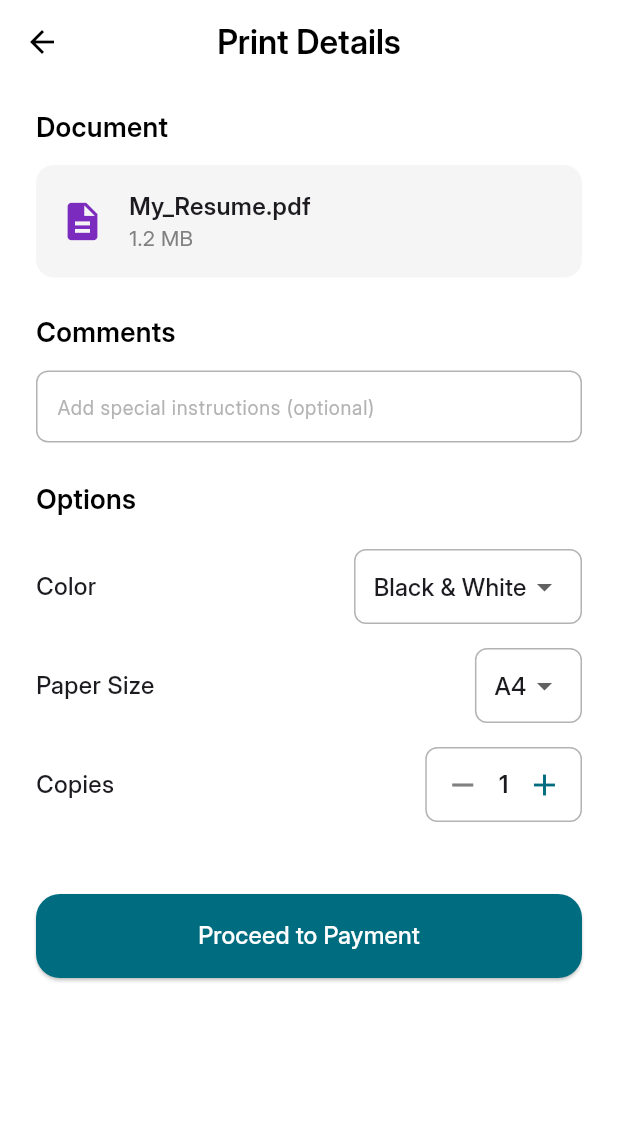
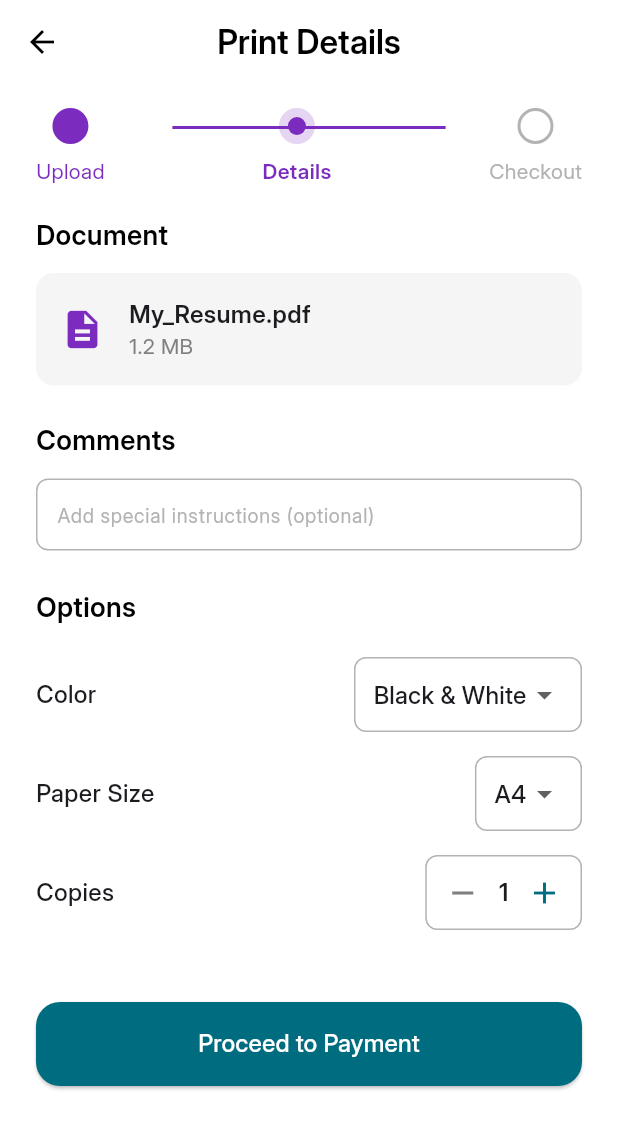
Before and after one commit to Hardikdhull/ClickPick, a Flutter app: the screen it shows after launch, after a tap on "Upload", on a phone screen of 412 x 824 dp. Shown: the top 1129 px of the screen. Run offline on Flutter 3.47's test engine with Material 3 defaults, Android fonts, the phone set to English and light mode, and no system bars; our stand-ins replace dotted_border.

Commit message:
progress bar added

```diff
--- a/frontend/lib/screens/Details_screen.dart
+++ b/frontend/lib/screens/Details_screen.dart
@@ -3,6 +3,8 @@ import 'package:clickpic/constants/colors.dart';
 import 'package:clickpic/widgets/custom_button.dart';
 import 'package:clickpic/widgets/custom_text_field.dart';
 import 'package:clickpic/screens/checkout_screen.dart';
+import 'package:clickpic/widgets/progressstepper.dart';
+
 
 class DetailsScreen extends StatefulWidget {
   const DetailsScreen({super.key});
@@ -12,8 +14,7 @@ class DetailsScreen extends StatefulWidget {
 }
 
 class _PrintDetailsScreenState extends State<DetailsScreen> {
-  // --- State Variables ---
-  // These will store the user's selections.
+
   String _selectedColor = 'Black & White';
   String _selectedPageSize = 'A4';
   int _copyCount = 1;
@@ -27,14 +28,11 @@ class _PrintDetailsScreenState extends State<DetailsScreen> {
     _commentController.dispose();
     super.dispose();
   }
-
-  // --- Helper Methods for Copy Counter ---
   void _incrementCopies() {
     setState(() {
       _copyCount++;
     });
   }
-
   void _decrementCopies() {
     if (_copyCount > 1) {
       setState(() {
@@ -42,8 +40,6 @@ class _PrintDetailsScreenState extends State<DetailsScreen> {
       });
     }
   }
-
-  // --- Build Method ---
   @override
   Widget build(BuildContext context) {
     return Scaffold(
@@ -58,12 +54,13 @@ class _PrintDetailsScreenState extends State<DetailsScreen> {
         elevation: 0,
         centerTitle: true,
       ),
-      body: SingleChildScrollView( // Added to prevent overflow
+      body: SingleChildScrollView(
         padding: const EdgeInsets.symmetric(horizontal: 24.0, vertical: 16.0),
         child: Column(
           crossAxisAlignment: CrossAxisAlignment.start,
           children: [
-            // --- Document Preview Section (Unchanged) ---
+            const ProgressStepper(currentStep: 1),
+            const SizedBox(height: 12),
             const Text(
               'Document',
               style: TextStyle(fontSize: 18, fontWeight: FontWeight.bold, color: Colors.black),
@@ -83,7 +80,7 @@ class _PrintDetailsScreenState extends State<DetailsScreen> {
                     crossAxisAlignment: CrossAxisAlignment.start,
                     children: [
                       Text(
-                        'My_Resume.pdf', // Placeholder
+                        'My_Resume.pdf',
                         style: TextStyle(fontWeight: FontWeight.bold, fontSize: 16),
                       ),
                       Text('1.2 MB', style: TextStyle(color: AppColors.gray)),
@@ -93,8 +90,6 @@ class _PrintDetailsScreenState extends State<DetailsScreen> {
               ),
             ),
             const SizedBox(height: 24),
-
-            // --- Comments Section (New) ---
             const Text(
               'Comments',
               style: TextStyle(fontSize: 18, fontWeight: FontWeight.bold, color: Colors.black),
@@ -107,15 +102,11 @@ class _PrintDetailsScreenState extends State<DetailsScreen> {
               width: double.infinity,
             ),
             const SizedBox(height: 24),
-
-            // --- Options Section (Updated) ---
             const Text(
               'Options',
               style: TextStyle(fontSize: 18, fontWeight: FontWeight.bold, color: Colors.black),
             ),
             const SizedBox(height: 12),
-
-            // Color Selection
             _buildDropdownRow(
               title: 'Color',
               value: _selectedColor,
@@ -128,8 +119,6 @@ class _PrintDetailsScreenState extends State<DetailsScreen> {
                 }
               },
             ),
-
-            // Page Size Selection
             _buildDropdownRow(
               title: 'Paper Size',
               value: _selectedPageSize,
@@ -142,13 +131,9 @@ class _PrintDetailsScreenState extends State<DetailsScreen> {
                 }
               },
             ),
-
-            // Copy Counter
             _buildCopyCounterRow(),
 
-            const SizedBox(height: 40), // Spacing before the button
-
-            // --- Proceed Button (Unchanged) ---
+            const SizedBox(height: 40),
             CustomButton(
               text: 'Proceed to Payment',
               onTap: () {
@@ -163,10 +148,6 @@ class _PrintDetailsScreenState extends State<DetailsScreen> {
       ),
     );
   }
-
-  // --- Helper Widgets for Building Rows ---
-
-  // A generic builder for the dropdown rows
   Widget _buildDropdownRow({
     required String title,
     required String value,
--- a/frontend/lib/screens/checkout_screen.dart
+++ b/frontend/lib/screens/checkout_screen.dart
@@ -3,6 +3,7 @@ import 'package:clickpic/widgets/custom_button.dart';
 import 'package:clickpic/widgets/custom_text_field.dart';
 import 'package:clickpic/constants/colors.dart';
 import 'package:clickpic/widgets/summary_row.dart';
+import 'package:clickpic/widgets/progressstepper.dart';
 
 class CheckoutScreen extends StatefulWidget {
   const CheckoutScreen({super.key});
@@ -43,6 +44,8 @@ class _CheckoutScreenState extends State<CheckoutScreen> {
         child: Column(
           crossAxisAlignment: CrossAxisAlignment.start,
           children: [
+            const ProgressStepper(currentStep: 1),
+            const SizedBox(height: 32),
             const Text(
               'Order Summary',
               style: TextStyle(fontSize: 18, fontWeight: FontWeight.bold),
@@ -100,7 +103,6 @@ class _CheckoutScreenState extends State<CheckoutScreen> {
             ),
             const SizedBox(height: 40),
 
-            // Using your CustomButton
             CustomButton(
               text: 'Pay ₹55.00',
               onTap: () {
--- a/frontend/lib/screens/upload_screen.dart
+++ b/frontend/lib/screens/upload_screen.dart
@@ -3,7 +3,7 @@ import 'package:flutter/gestures.dart';
 import 'package:flutter/material.dart';
 import 'package:clickpic/constants/colors.dart';
 import 'package:clickpic/widgets/upload_box.dart';
-
+import 'package:clickpic/widgets/progressstepper.dart';
 import '../widgets/custom_button.dart';
 
 class UploadScreen extends StatelessWidget {
@@ -30,6 +30,8 @@ class UploadScreen extends StatelessWidget {
       body: Padding(padding: const EdgeInsets.symmetric(horizontal: 24.0, vertical: 16.0,),
         child: Column(crossAxisAlignment: CrossAxisAlignment.start,
           children: [
+            const ProgressStepper(currentStep: 0),
+            const SizedBox(height: 12),
             const Text(
               'Upload your document',
               style: TextStyle(
@@ -58,7 +60,7 @@ class UploadScreen extends StatelessWidget {
               'Pdf, Jpg, Png',
               style: TextStyle(
                 fontSize: 14,
-                color: AppColors.gray,
+                color: Colors.white,
               ),
             ),
             const Spacer(),
--- /dev/null
+++ b/frontend/lib/widgets/ProgressStepper.dart
@@ -0,0 +1,112 @@
+import 'package:flutter/material.dart';
+import 'package:clickpic/constants/colors.dart';
+
+class ProgressStepper extends StatelessWidget {
+  final int currentStep;
+
+  const ProgressStepper({super.key, required this.currentStep});
+
+  @override
+  Widget build(BuildContext context) {
+    return LayoutBuilder(
+      builder: (context, constraints) {
+        final double totalWidth = constraints.maxWidth;
+        final double progressWidth = totalWidth * (currentStep / 2.0);
+
+        return Container(
+          width: totalWidth,
+          height: 60,
+          child: Stack(
+            alignment: Alignment.center,
+            children: [
+              Positioned(
+                top: 12,
+                left: totalWidth / 4,
+                right: totalWidth / 4,
+                child: Container(
+                  height: 2.0,
+                  color: AppColors.Light_gray,
+                ),
+              ),
+              Positioned(
+                top: 12,
+                left: totalWidth / 4,
+                child: AnimatedContainer(
+                  duration: const Duration(milliseconds: 300),
+                  height: 2.0,
+                  width: progressWidth,
+                  color: AppColors.purple,
+                ),
+              ),
+              Row(
+                mainAxisAlignment: MainAxisAlignment.spaceBetween,
+                children: [
+                  _buildStepNode(
+                    title: 'Upload',
+                    stepIndex: 0,
+                  ),
+                  _buildStepNode(
+                    title: 'Details',
+                    stepIndex: 1,
+                  ),
+                  _buildStepNode(
+                    title: 'Checkout',
+                    stepIndex: 2,
+                  ),
+                ],
+              ),
+            ],
+          ),
+        );
+      },
+    );
+  }
+  Widget _buildStepNode({required String title, required int stepIndex}) {
+    final bool isActive = currentStep == stepIndex;
+    final bool isCompleted = currentStep > stepIndex;
+
+    Color circleColor;
+    Color textColor;
+    Widget circleChild;
+
+    if (isActive) {
+      circleColor = AppColors.purple.withOpacity(0.2);
+      textColor = AppColors.purple;
+      circleChild = CircleAvatar(
+        radius: 6,
+        backgroundColor: AppColors.purple,
+      );
+    } else if (isCompleted) {
+      circleColor = AppColors.purple;
+      textColor = AppColors.purple;
+      circleChild = Container();
+    } else {
+      circleColor = Colors.white;
+      textColor = AppColors.Light_gray;
+      circleChild = Container(
+        decoration: BoxDecoration(
+          shape: BoxShape.circle,
+          border: Border.all(color: AppColors.Light_gray, width: 2),
+        ),
+      );
+    }
+
+    return Column(
+      children: [
+        CircleAvatar(
+          radius: 12,
+          backgroundColor: circleColor,
+          child: circleChild,
+        ),
+        const SizedBox(height: 8),
+        Text(
+          title,
+          style: TextStyle(
+            color: textColor,
+            fontWeight: isActive ? FontWeight.bold : FontWeight.normal,
+          ),
+        ),
+      ],
+    );
+  }
+}
```
